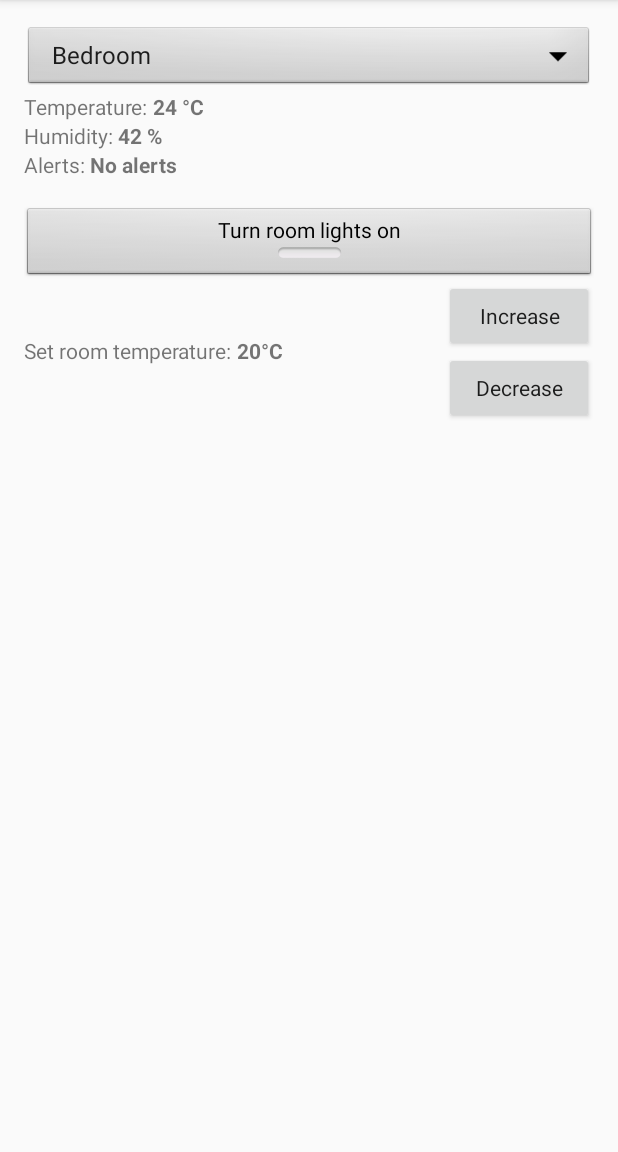
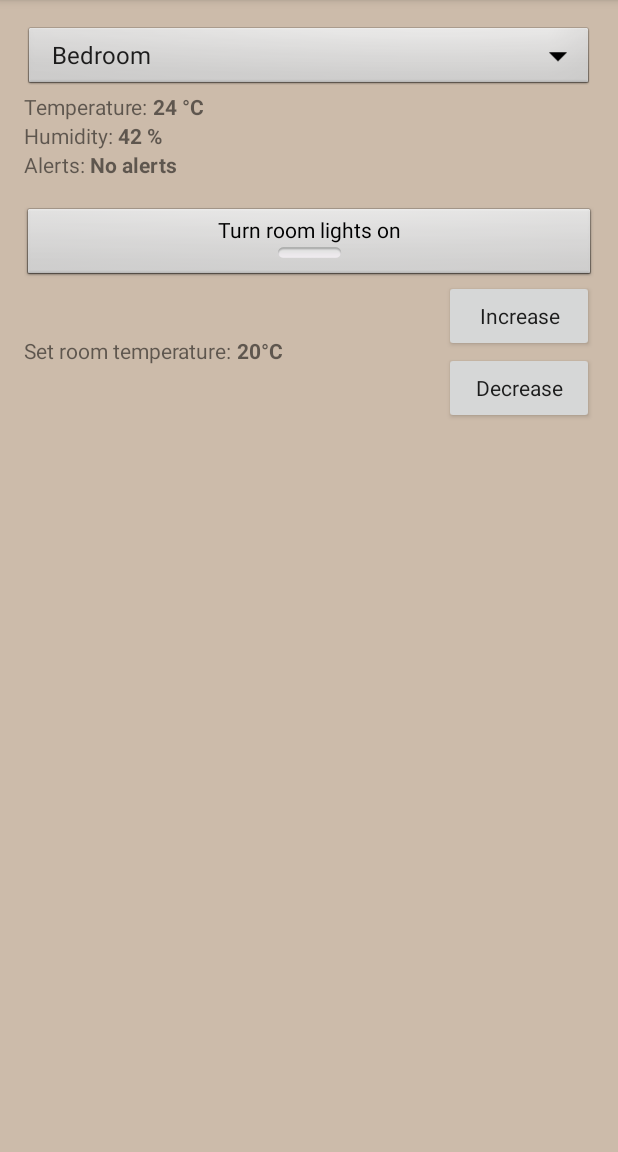
Before and after one commit to Amatson/Smart_House, an Android app: the BedRoomActivity screen opened directly, with no data from a screen before it, on a phone screen of 412 x 824 dp, the part 84-1236 px from its top. Run offline under Robolectric (Android 15) with nearby library versions, the phone set to English and light mode, and no system bars.

Commit message:
background color

```diff
--- a/androidUI/SmartHouse/app/src/main/res/layout/activity_bed_room.xml
+++ b/androidUI/SmartHouse/app/src/main/res/layout/activity_bed_room.xml
@@ -8,7 +8,8 @@
     android:paddingLeft="@dimen/activity_horizontal_margin"
     android:paddingRight="@dimen/activity_horizontal_margin"
     android:paddingTop="@dimen/activity_vertical_margin"
-    tools:context="tiiraojala.smarthouse.BedRoomActivity">
+    tools:context="tiiraojala.smarthouse.BedRoomActivity"
+    android:background="#ccbbaa">
 
     <Spinner
         android:layout_width="match_parent"
--- a/androidUI/SmartHouse/app/src/main/res/layout/activity_home.xml
+++ b/androidUI/SmartHouse/app/src/main/res/layout/activity_home.xml
@@ -9,7 +9,7 @@
     android:paddingRight="@dimen/activity_horizontal_margin"
     android:paddingTop="@dimen/activity_vertical_margin"
     tools:context="tiiraojala.smarthouse.HomeActivity"
-    android:background="@android:color/background_light">
+    android:background="#ccbbaa">
 
     <ToggleButton
         android:text="ToggleButton"
--- a/androidUI/SmartHouse/app/src/main/res/layout/activity_living_room.xml
+++ b/androidUI/SmartHouse/app/src/main/res/layout/activity_living_room.xml
@@ -8,7 +8,8 @@
     android:paddingLeft="@dimen/activity_horizontal_margin"
     android:paddingRight="@dimen/activity_horizontal_margin"
     android:paddingTop="@dimen/activity_vertical_margin"
-    tools:context="tiiraojala.smarthouse.LivingRoomActivity">
+    tools:context="tiiraojala.smarthouse.LivingRoomActivity"
+    android:background="#ccbbaa">
 
     <Spinner
         android:layout_width="match_parent"
--- a/androidUI/SmartHouse/app/src/main/res/layout/activity_main_room.xml
+++ b/androidUI/SmartHouse/app/src/main/res/layout/activity_main_room.xml
@@ -8,7 +8,8 @@
     android:paddingLeft="@dimen/activity_horizontal_margin"
     android:paddingRight="@dimen/activity_horizontal_margin"
     android:paddingTop="@dimen/activity_vertical_margin"
-    tools:context="tiiraojala.smarthouse.MainRoomActivity">
+    tools:context="tiiraojala.smarthouse.MainRoomActivity"
+    android:background="#ccbbaa">
 
     <Spinner
         android:layout_width="match_parent"
```
